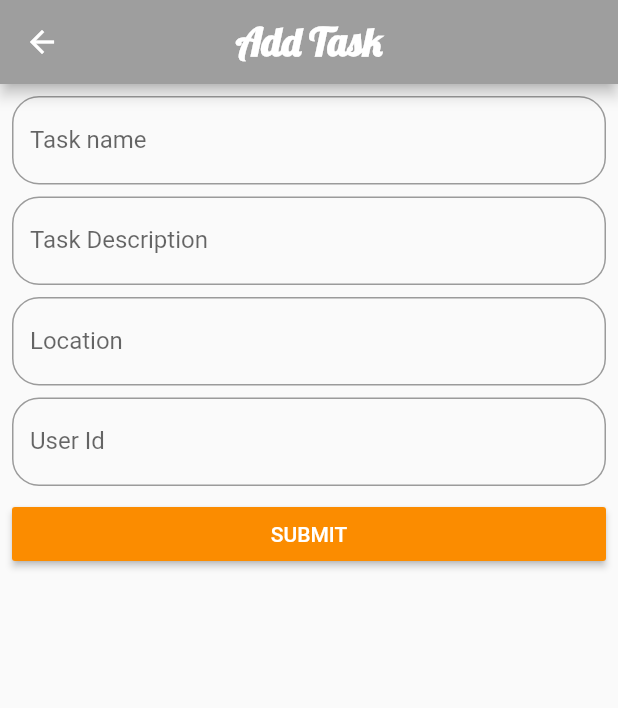
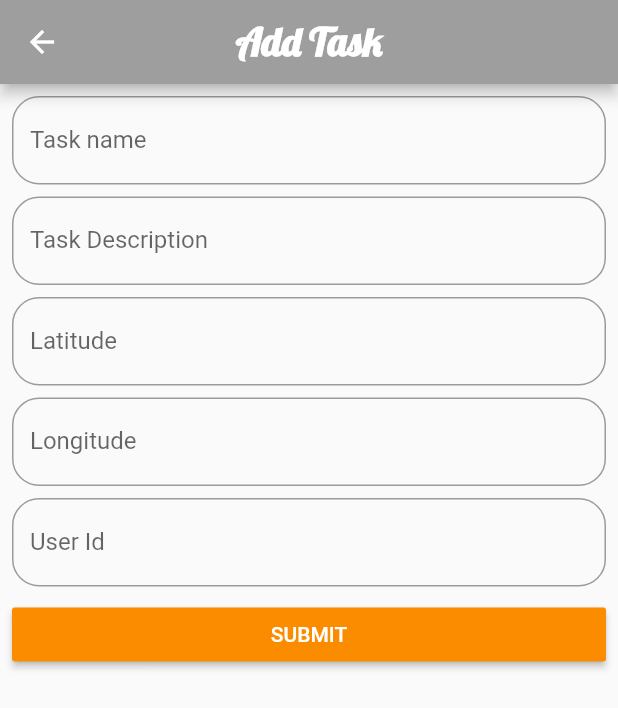
Before and after one commit to MohitP197-zz/COMTECH, a Flutter app: the AddTaskScreen screen opened by its route, on a phone screen of 412 x 824 dp. Shown: the top 708 px of the screen. Run offline on Flutter 3.47's test engine with Material 2 defaults, Android fonts, the phone set to English and light mode, and no system bars; our stand-ins replace font_awesome_flutter, geolocator, get_it, google_maps_flutter, rxdart, shared_preferences; accounts and stored records are empty; statements that could not run were skipped.

Commit message:
Solved creating task

```diff
--- a/lib/src/ui/homepage/homescreen/taskscreen/add_task_form.dart
+++ b/lib/src/ui/homepage/homescreen/taskscreen/add_task_form.dart
@@ -5,8 +5,8 @@ import 'package:gdgbloc/src/ui/homepage/homescreen/taskscreen/model/task_model.d
 final GlobalKey<ScaffoldState> _scaffoldState = GlobalKey<ScaffoldState>();
 
 class AddTaskScreen extends StatefulWidget {
-  // AssignedTask assignedTask;
-  // AddTaskScreen({this.assignedTask});
+  AssignedTask assignedTask;
+  AddTaskScreen({this.assignedTask});
 
   @override
   _AddTaskScreenState createState() => _AddTaskScreenState();
@@ -27,24 +27,26 @@ class _AddTaskScreenState extends State<AddTaskScreen> {
   TextEditingController _controllerLongitude = TextEditingController();
   TextEditingController _controllerUserId = TextEditingController();
 
-  // @override
-  // void initState(){
-  //   if(widget . assignedTask != null){
-  //     _isFieldTaskValid = true;
-  //     _controllerTask.text = widget.assignedTask.task_name;
+  @override
+  void initState() {
+    if (widget.assignedTask != null) {
+      _isFieldTaskValid = true;
+      _controllerTask.text = widget.assignedTask.task_name;
 
-  //     _isFieldDescriptionValid = true;
-  //     _controllerDescription.text = widget.assignedTask.description;
+      _isFieldDescriptionValid = true;
+      _controllerDescription.text = widget.assignedTask.description;
 
-  //     _isFieldLocationValid = true;
-  //     _controllerLocation.text = widget.assignedTask.location;
+      _isFieldLatitudeValid = true;
+      _controllerLatitude.text = widget.assignedTask.latitude;
 
-  //     _isFieldUserIdValid = true;
-  //     _controllerUserId.text = widget.assignedTask.user_id.toString();
+      _isFieldLongitudeValid = true;
+      _controllerLongitude.text = widget.assignedTask.longitude;
 
-  //   }
-  //   super.initState();
-  // }
+      _isFieldUserIdValid = true;
+      _controllerUserId.text = widget.assignedTask.user_id.toString();
+    }
+    super.initState();
+  }
 
   @override
   Widget build(BuildContext context) {
@@ -60,7 +62,7 @@ class _AddTaskScreenState extends State<AddTaskScreen> {
           backgroundColor: Colors.grey,
           iconTheme: IconThemeData(color: Colors.white),
           title: Text(
-            "Add Task",
+            widget.assignedTask == null ? "Add Task" : "Edit Task Details",
             style: app,
           ),
           centerTitle: true,
@@ -80,7 +82,11 @@ class _AddTaskScreenState extends State<AddTaskScreen> {
                 SizedBox(
                   height: 8.0,
                 ),
-                _buildTextFieldLocation(),
+                _buildTextFieldLatitude(),
+                SizedBox(
+                  height: 8.0,
+                ),
+                _buildTextFieldLongitude(),
                 SizedBox(
                   height: 8.0,
                 ),
@@ -121,6 +127,8 @@ class _AddTaskScreenState extends State<AddTaskScreen> {
                           latitude: latitude,
                           longitude: longitude,
                           user_id: user_id);
+
+                      // print(assignedTask);
 
                       _apiService.createTask(assignedTask).then((isSuccess) {
                         setState(() => _isLoading = false);
@@ -206,21 +214,41 @@ class _AddTaskScreenState extends State<AddTaskScreen> {
     );
   }
 
-  Widget _buildTextFieldLocation() {
+  Widget _buildTextFieldLatitude() {
     return TextField(
       controller: _controllerLatitude,
       keyboardType: TextInputType.text,
       decoration: InputDecoration(
         border: OutlineInputBorder(borderRadius: BorderRadius.circular(18.0)),
-        labelText: "Location",
+        labelText: "Latitude",
         errorText: _isFieldLatitudeValid == null || _isFieldLatitudeValid
             ? null
-            : "Age is required",
+            : "Latitude is required",
       ),
       onChanged: (value) {
         bool isFieldValid = value.trim().isNotEmpty;
         if (isFieldValid != _isFieldLatitudeValid) {
           setState(() => _isFieldLatitudeValid = isFieldValid);
+        }
+      },
+    );
+  }
+
+  Widget _buildTextFieldLongitude() {
+    return TextField(
+      controller: _controllerLongitude,
+      keyboardType: TextInputType.text,
+      decoration: InputDecoration(
+        border: OutlineInputBorder(borderRadius: BorderRadius.circular(18.0)),
+        labelText: "Longitude",
+        errorText: _isFieldLongitudeValid == null || _isFieldLongitudeValid
+            ? null
+            : "Longitude is Required",
+      ),
+      onChanged: (value) {
+        bool isFieldValid = value.trim().isNotEmpty;
+        if (isFieldValid != _isFieldLongitudeValid) {
+          setState(() => _isFieldLongitudeValid = isFieldValid);
         }
       },
     );
--- a/lib/src/ui/homepage/homescreen/taskscreen/model/task_model.dart
+++ b/lib/src/ui/homepage/homescreen/taskscreen/model/task_model.dart
@@ -10,7 +10,7 @@ class AssignedTask {
   int user_id;
 
   AssignedTask(
-      {this.id = 0,
+      {this.id,
       this.task_name,
       this.description,
       this.latitude,
@@ -32,12 +32,10 @@ class AssignedTask {
 
   Map<String, dynamic> toJson() {
     return {
-      "id": id,
       "task_name": task_name,
       "description": description,
       "latitude": latitude,
       "longitude": longitude,
-      "status": status,
       "user_id": user_id
     };
   }
```
Also changed, not shown: lib/src/reporisitories/user_api.dart (+31 -1 lines), lib/src/ui/homepage/homescreen/taskscreen/task_details.dart (+58 -2 lines).
